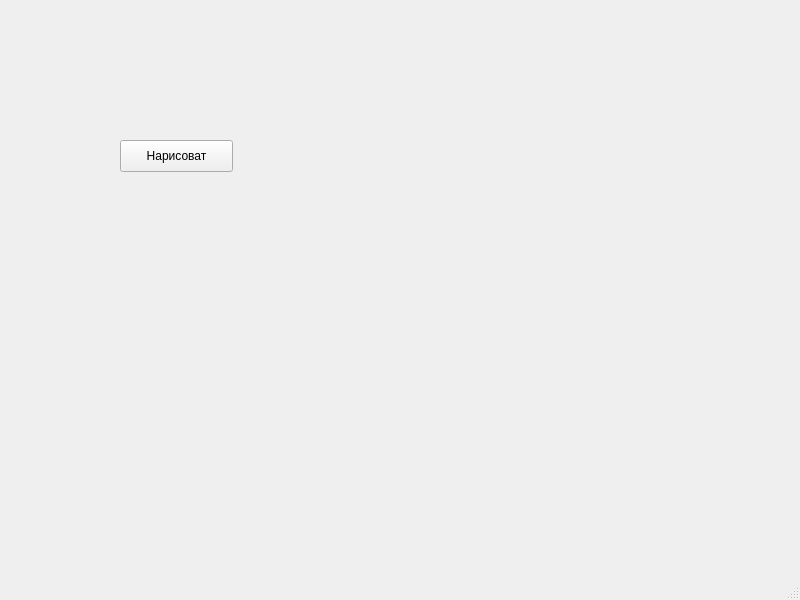
Above: UI.ui from acturus1/Circle before the change. Below: the same form after it.
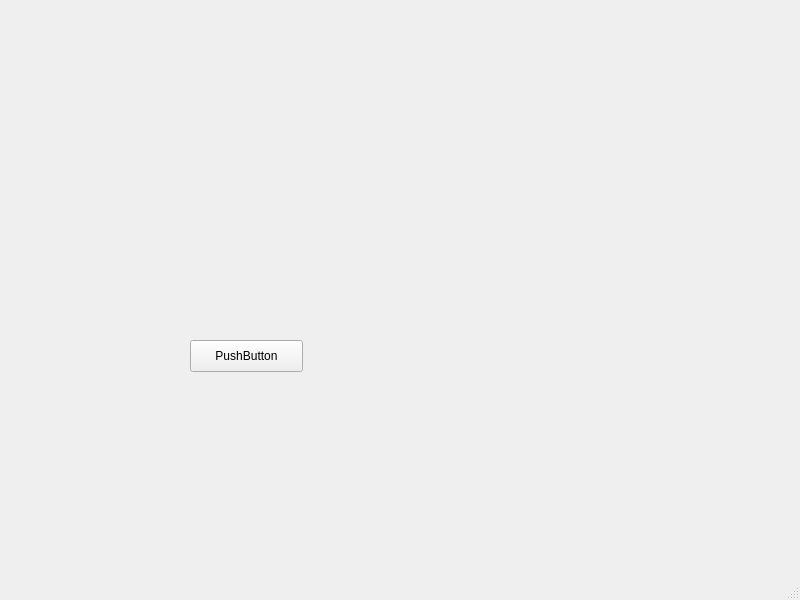
That is the form after the change.

```diff
--- a/UI.ui
+++ b/UI.ui
@@ -17,14 +17,14 @@
    <widget class="QPushButton" name="drawButton">
     <property name="geometry">
      <rect>
-      <x>120</x>
-      <y>140</y>
+      <x>190</x>
+      <y>340</y>
       <width>113</width>
       <height>32</height>
      </rect>
     </property>
     <property name="text">
-     <string>Нарисоват</string>
+     <string>PushButton</string>
     </property>
    </widget>
   </widget>
```
